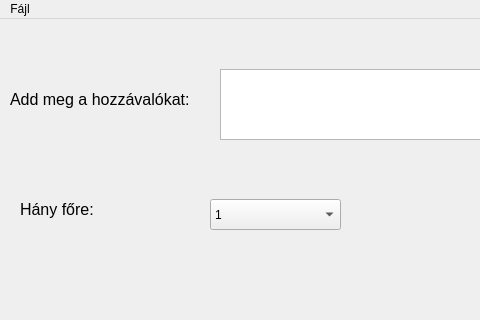
Above: AranyositoApp/mainwindow.ui from Norbi-git/Aranyosito-alkalmazas before the change; both pictures show x 0 to 480 and y 0 to 320 of the 804 by 584 pixel window. Below: the same form after it.
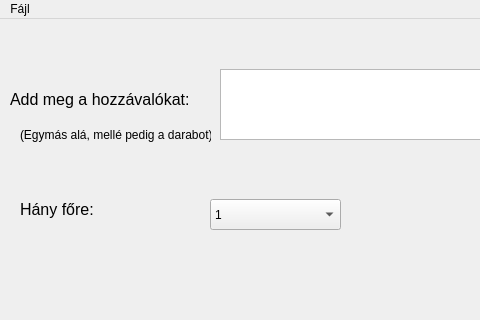
That is the form after the change. The open tabs and pages were chosen to show the change. Icons and pictures are not drawn.

Commit message: Label hozzáadás a UI-hoz

Diff of the .ui file:
```diff
--- a/AranyositoApp/mainwindow.ui
+++ b/AranyositoApp/mainwindow.ui
@@ -187,6 +187,19 @@
        </rect>
       </property>
      </widget>
+     <widget class="QLabel" name="label_8">
+      <property name="geometry">
+       <rect>
+        <x>20</x>
+        <y>100</y>
+        <width>191</width>
+        <height>31</height>
+       </rect>
+      </property>
+      <property name="text">
+       <string>(Egymás alá, mellé pedig a darabot)</string>
+      </property>
+     </widget>
     </widget>
     <widget class="QWidget" name="page_Daralo">
      <widget class="QLabel" name="label_4">
```
Left out of the diff: 2 changed lines with no effect on the pictures.
